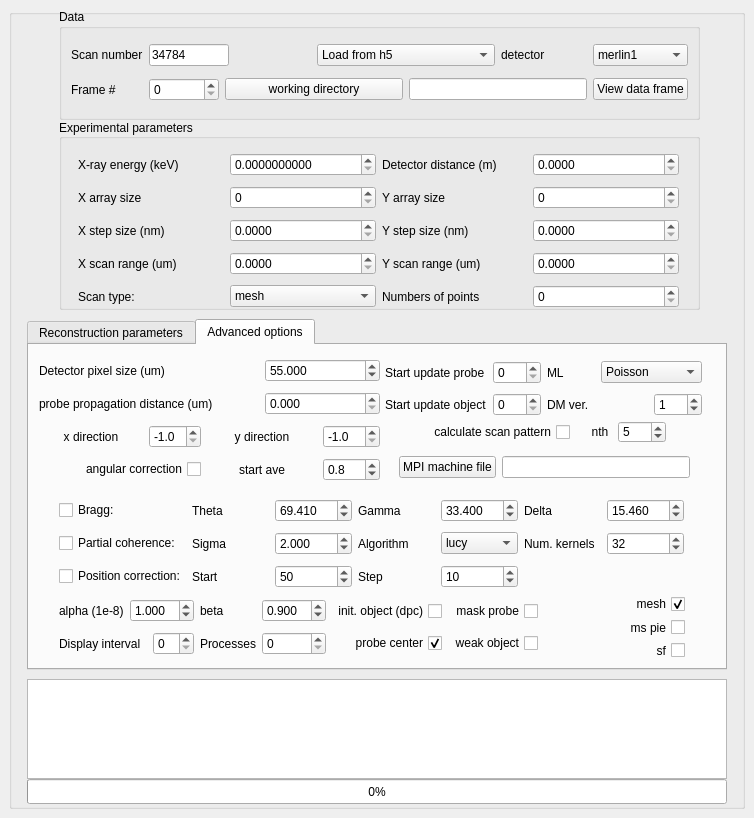
Qt form ui/ui_dpc.ui (NSLS-II/ptycho_gui) before a commit.
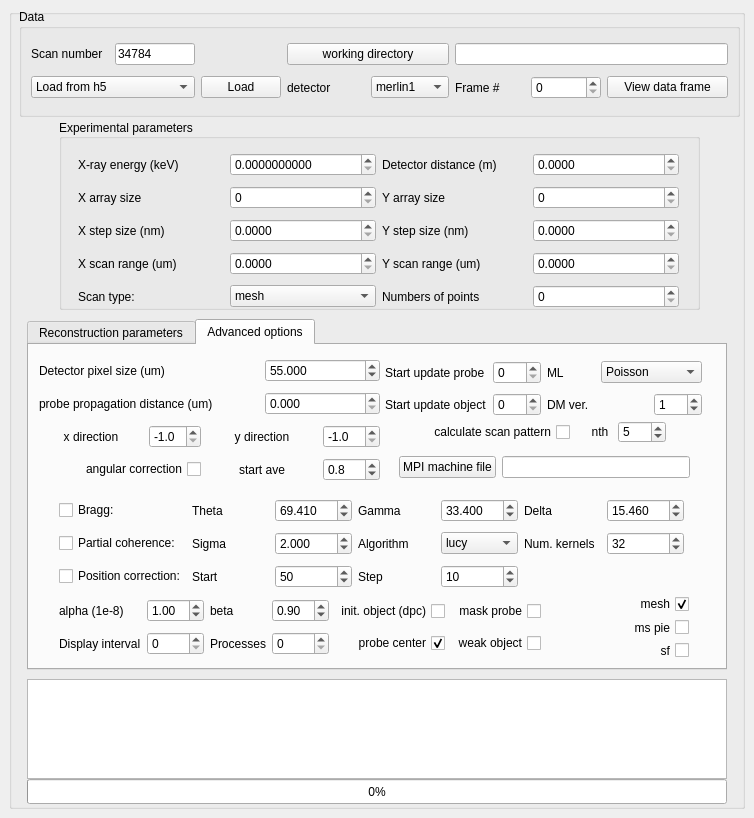
The same form after that commit. The open tabs and pages were chosen to show the change.

Commit message: add Load button that does what View data frame did

Patch:
```diff
--- a/ui/ui_dpc.ui
+++ b/ui/ui_dpc.ui
@@ -23,17 +23,30 @@
       <widget class="QGroupBox" name="groupBox_7">
        <property name="geometry">
         <rect>
-         <x>50</x>
+         <x>10</x>
          <y>0</y>
-         <width>641</width>
-         <height>111</height>
+         <width>721</width>
+         <height>108</height>
         </rect>
        </property>
        <property name="title">
         <string>Data</string>
        </property>
        <layout class="QGridLayout" name="gridLayout_4">
-        <item row="0" column="1" colspan="2">
+        <item row="0" column="0">
+         <widget class="QLabel" name="label">
+          <property name="maximumSize">
+           <size>
+            <width>100</width>
+            <height>16777215</height>
+           </size>
+          </property>
+          <property name="text">
+           <string>Scan number</string>
+          </property>
+         </widget>
+        </item>
+        <item row="0" column="1">
          <widget class="QLineEdit" name="le_scan_num">
           <property name="sizePolicy">
            <sizepolicy hsizetype="Fixed" vsizetype="Fixed">
@@ -52,70 +65,14 @@
           </property>
          </widget>
         </item>
-        <item row="0" column="0">
-         <widget class="QLabel" name="label">
-          <property name="maximumSize">
-           <size>
-            <width>100</width>
-            <height>16777215</height>
-           </size>
-          </property>
-          <property name="text">
-           <string>Scan number</string>
-          </property>
-         </widget>
-        </item>
-        <item row="1" column="0">
-         <widget class="QLabel" name="label_36">
-          <property name="maximumSize">
-           <size>
-            <width>70</width>
-            <height>16777215</height>
-           </size>
-          </property>
-          <property name="text">
-           <string>Frame #</string>
-          </property>
-         </widget>
-        </item>
-        <item row="0" column="6">
-         <widget class="QComboBox" name="cb_detectorkind">
-          <item>
-           <property name="text">
-            <string>merlin1</string>
-           </property>
-          </item>
-          <item>
-           <property name="text">
-            <string>merlin2</string>
-           </property>
-          </item>
-          <item>
-           <property name="text">
-            <string>timepix1</string>
-           </property>
-          </item>
-          <item>
-           <property name="text">
-            <string>timepix2</string>
-           </property>
-          </item>
-         </widget>
-        </item>
-        <item row="1" column="4" colspan="2">
-         <widget class="QLineEdit" name="le_working_directory"/>
-        </item>
-        <item row="1" column="1">
-         <widget class="QSpinBox" name="sp_fram_num">
-          <property name="maximumSize">
-           <size>
-            <width>70</width>
-            <height>16777215</height>
-           </size>
-          </property>
-         </widget>
-        </item>
         <item row="0" column="3" colspan="2">
+         <widget class="QPushButton" name="btn_choose_cwd">
+          <property name="text">
+           <string>working directory</string>
+          </property>
+         </widget>
+        </item>
+        <item row="1" column="0" colspan="2">
          <widget class="QComboBox" name="cb_dataloader">
           <property name="maximumSize">
            <size>
@@ -135,22 +92,78 @@
           </item>
          </widget>
         </item>
-        <item row="0" column="5">
+        <item row="1" column="2">
+         <widget class="QPushButton" name="btn_load_scan">
+          <property name="text">
+           <string>Load</string>
+          </property>
+         </widget>
+        </item>
+        <item row="1" column="3">
          <widget class="QLabel" name="label_26">
           <property name="text">
            <string>detector</string>
           </property>
          </widget>
         </item>
-        <item row="1" column="2" colspan="2">
-         <widget class="QPushButton" name="btn_choose_cwd">
+        <item row="1" column="4">
+         <widget class="QComboBox" name="cb_detectorkind">
+          <item>
+           <property name="text">
+            <string>merlin1</string>
+           </property>
+          </item>
+          <item>
+           <property name="text">
+            <string>merlin2</string>
+           </property>
+          </item>
+          <item>
+           <property name="text">
+            <string>timepix1</string>
+           </property>
+          </item>
+          <item>
+           <property name="text">
+            <string>timepix2</string>
+           </property>
+          </item>
+         </widget>
+        </item>
+        <item row="1" column="5">
+         <widget class="QLabel" name="label_36">
+          <property name="maximumSize">
+           <size>
+            <width>70</width>
+            <height>16777215</height>
+           </size>
+          </property>
           <property name="text">
-           <string>working directory</string>
+           <string>Frame #</string>
           </property>
          </widget>
         </item>
         <item row="1" column="6">
+         <widget class="QSpinBox" name="sp_fram_num">
+          <property name="maximumSize">
+           <size>
+            <width>70</width>
+            <height>16777215</height>
+           </size>
+          </property>
+          <property name="maximum">
+           <number>1000000</number>
+          </property>
+         </widget>
+        </item>
+        <item row="1" column="7">
          <widget class="QPushButton" name="btn_view_frame">
+          <property name="minimumSize">
+           <size>
+            <width>121</width>
+            <height>0</height>
+           </size>
+          </property>
           <property name="maximumSize">
            <size>
             <width>150</width>
@@ -162,6 +175,9 @@
           </property>
          </widget>
         </item>
+        <item row="0" column="5" colspan="3">
+         <widget class="QLineEdit" name="le_working_directory"/>
+        </item>
        </layout>
       </widget>
       <widget class="QGroupBox" name="groupBox_8">
@@ -1262,7 +1278,7 @@
           <rect>
            <x>30</x>
            <y>250</y>
-           <width>626</width>
+           <width>630</width>
            <height>64</height>
           </rect>
          </property>
@@ -1285,7 +1301,7 @@
             <item row="0" column="4">
              <widget class="QDoubleSpinBox" name="sp_beta">
               <property name="decimals">
-               <number>3</number>
+               <number>2</number>
               </property>
               <property name="maximum">
                <double>96.989999999999995</double>
@@ -1302,23 +1318,6 @@
               </property>
              </widget>
             </item>
-            <item row="0" column="0">
-             <widget class="QLabel" name="label_20">
-              <property name="text">
-               <string>alpha (1e-8)</string>
-              </property>
-             </widget>
-            </item>
-            <item row="0" column="1" colspan="2">
-             <widget class="QDoubleSpinBox" name="sp_alpha">
-              <property name="decimals">
-               <number>3</number>
-              </property>
-              <property name="value">
-               <double>1.000000000000000</double>
-              </property>
-             </widget>
-            </item>
             <item row="0" column="3">
              <widget class="QLabel" name="label_21">
               <property name="text">
@@ -1326,6 +1325,26 @@
               </property>
              </widget>
             </item>
+            <item row="0" column="2">
+             <widget class="QDoubleSpinBox" name="sp_alpha">
+              <property name="decimals">
+               <number>2</number>
+              </property>
+              <property name="maximum">
+               <double>10.000000000000000</double>
+              </property>
+              <property name="value">
+               <double>1.000000000000000</double>
+              </property>
+             </widget>
+            </item>
+            <item row="0" column="0" colspan="2">
+             <widget class="QLabel" name="label_20">
+              <property name="text">
+               <string>alpha (1e-8)</string>
+              </property>
+             </widget>
+            </item>
            </layout>
           </item>
           <item row="0" column="1">
```
Left out of the diff: 4 changed lines with no effect on the pictures. The commit also changes 2 other files.
